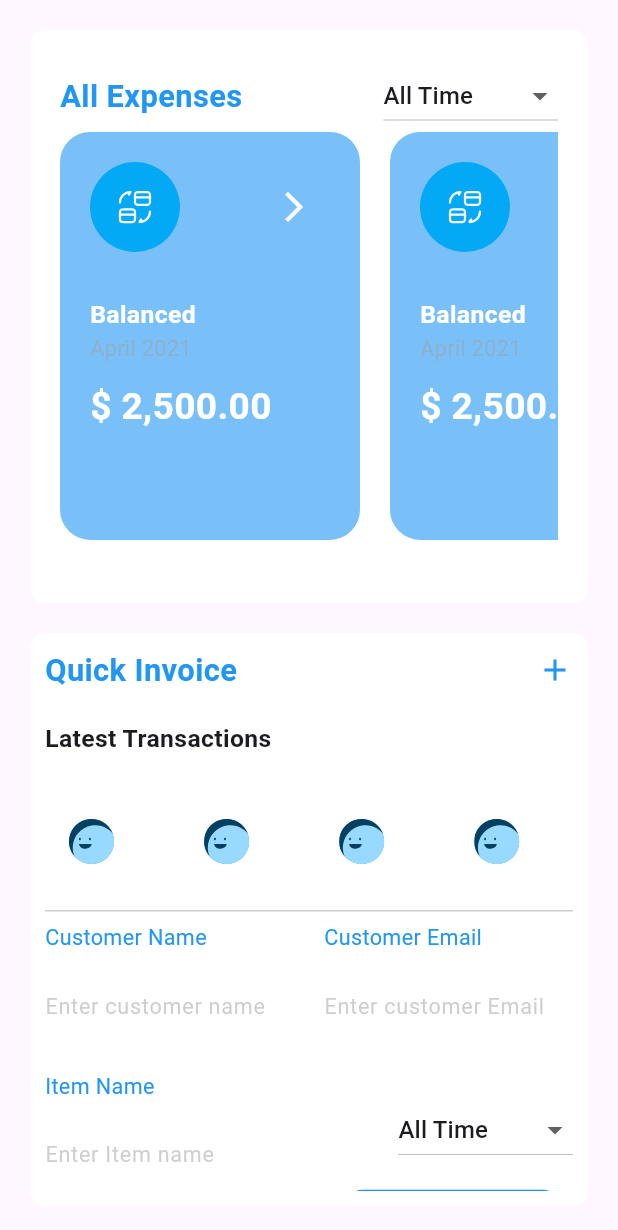
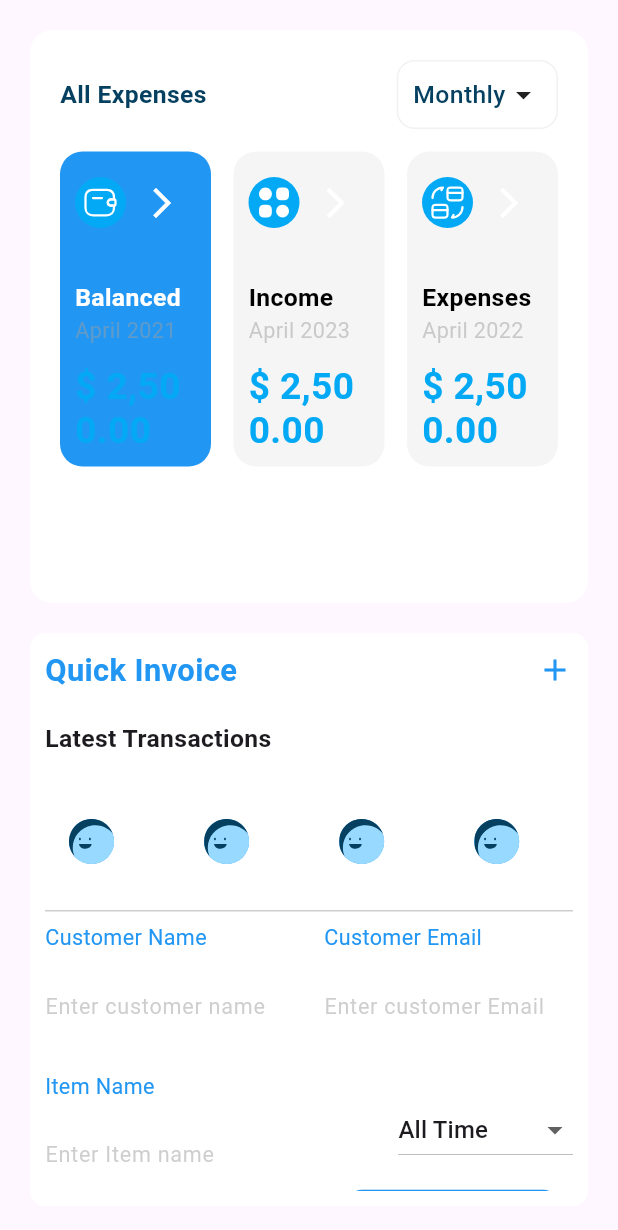
Before and after one commit to MarawanAbed/responsive_and_adaptive, a Flutter app: the Body widget shown alone on an empty page, opened directly, on a phone screen of 412 x 824 dp. Shown: the top 1230 px of the screen. Run offline on Flutter 3.47's test engine with Material 3 defaults, Android fonts, the phone set to English and light mode, and no system bars; our stand-ins replace fl_chart, flutter_screenutil, flutter_svg, smooth_page_indicator; Roboto replaces fonts that are missing (Montserrat).

Commit message:
expenses new

```diff
--- a/lib/body.dart
+++ b/lib/body.dart
@@ -1,3 +1,4 @@
+import 'package:dash_board/expenses_new.dart';
 import 'package:dash_board/generated/assets.dart';
 import 'package:dash_board/style.dart';
 import 'package:flutter/material.dart';
@@ -15,12 +16,14 @@ class Body extends StatelessWidget {
         crossAxisAlignment: CrossAxisAlignment.start,
         children: [
           const Expanded(
-            child: AllExpenses(),
+            flex: 2,
+            child: ExpensesNew(),
           ),
           const SizedBox(
             height: 20,
           ),
           Expanded(
+            flex: 2,
             child: Container(
               padding: const EdgeInsets.all(10),
               decoration: BoxDecoration(
@@ -214,50 +217,6 @@ class CustomDataInput extends StatelessWidget {
   }
 }
 
-class AllExpenses extends StatelessWidget {
-  const AllExpenses({
-    super.key,
-  });
-
-  @override
-  Widget build(BuildContext context) {
-    return Container(
-      padding: const EdgeInsets.all(20),
-      decoration: BoxDecoration(
-        color: Colors.white,
-        borderRadius: BorderRadius.circular(10),
-      ),
-      child: Column(
-        children: [
-          Row(
-            children: [
-              Text(
-                'All Expenses',
-                style: kTextStyle20w600(context).copyWith(
-                  color: Colors.blue,
-                ),
-              ),
-              const Spacer(),
-              const CustomDrop(),
-            ],
-          ),
-          SizedBox(
-            height: MediaQuery.of(context).size.height * 0.33,
-            child: ListView.separated(
-              scrollDirection: Axis.horizontal,
-              itemBuilder: (context, index) => const ExpensesItems(),
-              separatorBuilder: (context, index) => const SizedBox(
-                width: 20,
-              ),
-              itemCount: 3,
-            ),
-          ),
-        ],
-      ),
-    );
-  }
-}
-
 class CustomDrop extends StatelessWidget {
   const CustomDrop({
     super.key,
@@ -290,70 +249,3 @@ class CustomDrop extends StatelessWidget {
     );
   }
 }
-
-class ExpensesItems extends StatelessWidget {
-  const ExpensesItems({
-    super.key,
-  });
-
-  @override
-  Widget build(BuildContext context) {
-    return Container(
-      width: 200,
-      padding: const EdgeInsets.all(20),
-      decoration: BoxDecoration(
-        color: Colors.blue.withOpacity(0.6),
-        borderRadius: BorderRadius.circular(20),
-      ),
-      child: Column(
-        crossAxisAlignment: CrossAxisAlignment.start,
-        children: [
-          Row(
-            children: [
-              CircleAvatar(
-                radius: 30,
-                backgroundColor: Colors.lightBlue,
-                child: SvgPicture.asset(
-                  Assets.transaction,
-                  color: Colors.white,
-                ),
-              ),
-              const Spacer(),
-              IconButton(
-                onPressed: () {},
-                icon: const Icon(
-                  Icons.arrow_forward_ios,
-                  color: Colors.white,
-                ),
-              ),
-            ],
-          ),
-          const SizedBox(
-            height: 30,
-          ),
-          Text(
-            'Balanced',
-            style: kTextStyle16w600(context).copyWith(
-              color: Colors.white,
-            ),
-          ),
-          Text(
-            'April 2021',
-            style: kTextStyle14w400(context).copyWith(
-              color: Colors.grey.withOpacity(0.5),
-            ),
-          ),
-          const SizedBox(
-            height: 10,
-          ),
-          Text(
-            '\$ 2,500.00',
-            style: kTextStyle24w600(context).copyWith(
-              color: Colors.white,
-            ),
-          ),
-        ],
-      ),
-    );
-  }
-}
--- a/lib/desktop_layout.dart
+++ b/lib/desktop_layout.dart
@@ -18,7 +18,7 @@ class DesktopLayout extends StatelessWidget {
               child: DrawerNew(),
             ),
             Expanded(
-              flex: 2,
+              flex: 3,
               child: Body(),
             ),
             Expanded(
--- /dev/null
+++ b/lib/expenses_items_model.dart
@@ -0,0 +1,9 @@
+class ExpensesModel
+{
+  final String logo;
+  final String title;
+  final String date;
+  final String amount;
+
+  ExpensesModel({required this.logo, required this.title, required this.date, required this.amount});
+}
--- /dev/null
+++ b/lib/expenses_new.dart
@@ -0,0 +1,225 @@
+import 'package:dash_board/expenses_items_model.dart';
+import 'package:dash_board/generated/assets.dart';
+import 'package:dash_board/style.dart';
+import 'package:flutter/material.dart';
+import 'package:flutter_svg/flutter_svg.dart';
+
+class ExpensesNew extends StatefulWidget {
+  const ExpensesNew({super.key});
+
+  @override
+  State<ExpensesNew> createState() => _ExpensesNewState();
+}
+
+class _ExpensesNewState extends State<ExpensesNew> {
+  final List<ExpensesModel> models = [
+    ExpensesModel(
+      title: 'Balanced',
+      date: 'April 2021',
+      amount: '2,500.00',
+      logo: Assets.imagesWallet2,
+    ),
+    ExpensesModel(
+      title: 'Income',
+      date: 'April 2023',
+      amount: '2,500.00',
+      logo: Assets.imagesCategory2,
+    ),
+    ExpensesModel(
+      title: 'Expenses',
+      date: 'April 2022',
+      amount: '2,500.00',
+      logo: Assets.transaction,
+    ),
+  ];
+
+  int selectedIndex = 0;
+
+  @override
+  Widget build(BuildContext context) {
+    return Container(
+      padding: const EdgeInsets.all(20),
+      decoration: BoxDecoration(
+        color: Colors.white,
+        borderRadius: BorderRadius.circular(15),
+      ),
+      child: SingleChildScrollView(
+        child: Column(
+          crossAxisAlignment: CrossAxisAlignment.start,
+          children: [
+            Row(
+              children: [
+                Text(
+                  'All Expenses',
+                  style: kTextStyle20SemiBold(context),
+                ),
+                const Spacer(),
+                Container(
+                  padding: const EdgeInsets.all(10),
+                  decoration: ShapeDecoration(
+                    color: Colors.white,
+                    shape: RoundedRectangleBorder(
+                      side:
+                          const BorderSide(width: 1, color: Color(0xFFF1F1F1)),
+                      borderRadius: BorderRadius.circular(12),
+                    ),
+                  ),
+                  child: Row(
+                    children: [
+                      Text(
+                        'Monthly',
+                        style: kTextStyle16Medium(context),
+                      ),
+                      const Icon(Icons.arrow_drop_down),
+                    ],
+                  ),
+                ),
+              ],
+            ),
+            const SizedBox(
+              height: 15,
+            ),
+            Row(
+              children: [
+                Expanded(
+                  child: GestureDetector(
+                    onTap: () {
+                      setState(() {
+                        selectedIndex = 0;
+                      });
+                    },
+                    child: ExpensesItem(
+                      title: models[0].title,
+                      date: models[0].date,
+                      amount: models[0].amount,
+                      logo: models[0].logo,
+                      isSelected: selectedIndex == 0,
+                    ),
+                  ),
+                ),
+                const SizedBox(
+                  width: 15,
+                ),
+                Expanded(
+                  child: GestureDetector(
+                    onTap: () {
+                      setState(() {
+                        selectedIndex = 1;
+                      });
+                    },
+                    child: ExpensesItem(
+                      title: models[1].title,
+                      date: models[1].date,
+                      amount: models[1].amount,
+                      logo: models[1].logo,
+                      isSelected: selectedIndex == 1,
+                    ),
+                  ),
+                ),
+                const SizedBox(
+                  width: 15,
+                ),
+                Expanded(
+                  child: GestureDetector(
+                    onTap: () {
+                      setState(() {
+                        selectedIndex = 2;
+                      });
+                    },
+                    child: ExpensesItem(
+                      title: models[2].title,
+                      date: models[2].date,
+                      amount: models[2].amount,
+                      logo: models[2].logo,
+                      isSelected: selectedIndex == 2,
+                    ),
+                  ),
+                ),
+              ],
+            ),
+          ],
+        ),
+      ),
+    );
+  }
+}
+
+class ExpensesItem extends StatelessWidget {
+  const ExpensesItem({
+    super.key,
+    required this.logo,
+    required this.title,
+    required this.date,
+    required this.amount,
+    this.isSelected,
+  });
+
+  final String logo;
+  final String title;
+  final String date;
+  final String amount;
+  final bool? isSelected;
+
+  @override
+  Widget build(BuildContext context) {
+    return Container(
+      padding: const EdgeInsets.all(10),
+      decoration: BoxDecoration(
+        color: isSelected! ? Colors.blue : Colors.grey.withOpacity(0.1),
+        borderRadius: BorderRadius.circular(15),
+      ),
+      child: Column(
+        crossAxisAlignment: CrossAxisAlignment.start,
+        children: [
+          Row(
+            mainAxisAlignment: MainAxisAlignment.spaceBetween,
+            children: [
+              Container(
+                padding: const EdgeInsets.all(5),
+                decoration: BoxDecoration(
+                  color: Colors.lightBlue,
+                  borderRadius: BorderRadius.circular(20),
+                ),
+                child: SvgPicture.asset(
+                  logo,
+                  color: Colors.white,
+                ),
+              ),
+              IconButton(
+                onPressed: () {},
+                icon: const Icon(
+                  Icons.arrow_forward_ios,
+                  color: Colors.white,
+                ),
+              ),
+            ],
+          ),
+          const SizedBox(
+            height: 30,
+          ),
+          Text(
+            title,
+            style: kTextStyle16SemiBold(context)
+                .copyWith(color: isSelected! ? Colors.white : Colors.black),
+          ),
+          const SizedBox(
+            height: 4,
+          ),
+          Text(
+            date,
+            style: kTextStyle14Regular(context)
+                .copyWith(color: Colors.grey.withOpacity(0.5)),
+          ),
+          const SizedBox(
+            height: 14,
+          ),
+          Text(
+            '\$ $amount',
+            style:
+                kTextStyle24SemiBold(context).copyWith(color: Colors.lightBlue),
+          ),
+        ],
+      ),
+    );
+  }
+}
```
Also changed, not shown: lib/drawer_new.dart (+2 -5 lines), lib/expenses_old.dart (added, +118 -0 lines).
